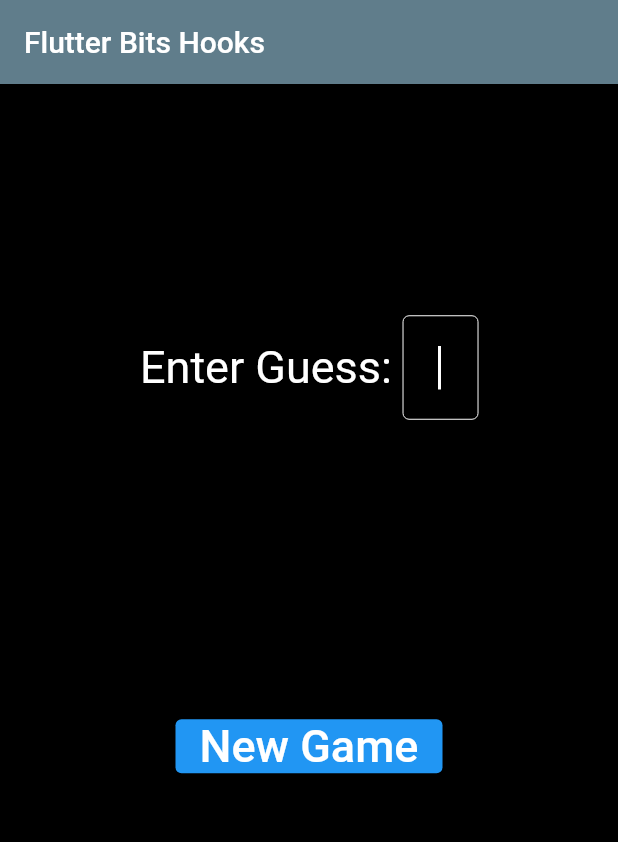
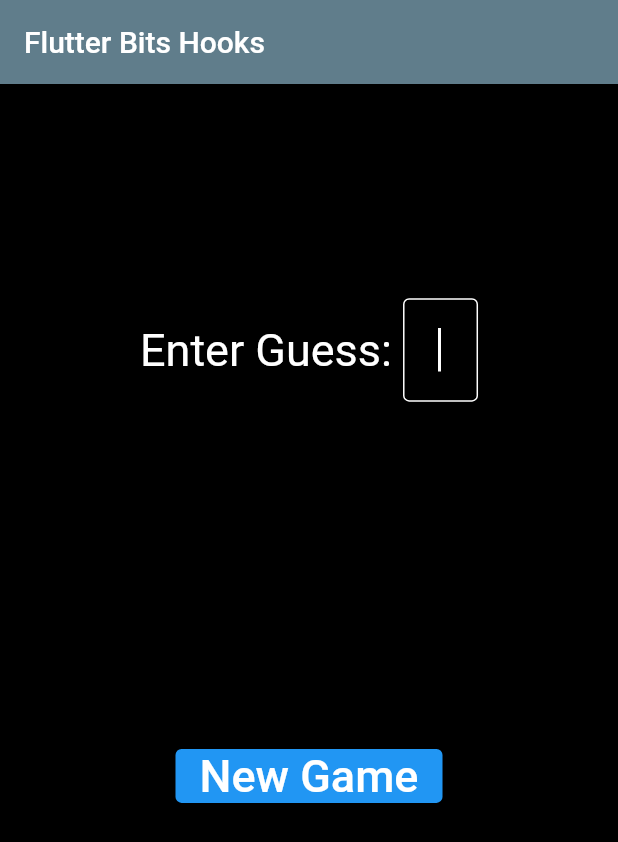
Before and after one commit to FlutterBitsYouTube/WordGuess, a Flutter app: the screen it shows after launch, on a phone screen of 412 x 824 dp. Shown: the top 842 px of the screen. Run offline on Flutter 3.47's test engine with Material 2 defaults, Android fonts, the phone set to English and light mode, and no system bars; our stand-ins replace auto_size_text, hooks_riverpod.

Commit message:
updates to widgets and adding game winning widget

```diff
--- /dev/null
+++ b/lib/components/game_start_button.dart
@@ -0,0 +1,27 @@
+import '../controllers/game_controller.dart';
+import 'package:flutter/material.dart';
+import 'package:hooks_riverpod/hooks_riverpod.dart';
+import '../models/game.dart';
+// ignore_for_file: prefer_const_constructors
+
+class GameStartButton extends ConsumerWidget {
+  const GameStartButton({super.key});
+
+  @override
+  Widget build(BuildContext context, WidgetRef ref) {
+    Game game = ref.watch(gameController);
+
+    String buttonText = game.gameWon ? 'New Game' : 'Restart';
+
+    return Center(
+      child: ElevatedButton(
+          onPressed: () {
+            ref.read(gameController.notifier).initializeGame(initializedWord: 'flutter');
+          },
+          child: Text(
+            buttonText,
+            style: TextStyle(color: Colors.white, fontSize: 30),
+          )),
+    );
+  }
+}
--- a/lib/components/guess_letter.dart
+++ b/lib/components/guess_letter.dart
@@ -1,7 +1,7 @@
 import '../controllers/game_controller.dart';
 import 'package:flutter/material.dart';
 import 'package:hooks_riverpod/hooks_riverpod.dart';
-import '../models/game.dart';
+
 // ignore_for_file: prefer_const_constructors
 
 class GuessLetter extends ConsumerWidget {
@@ -9,9 +9,9 @@ class GuessLetter extends ConsumerWidget {
 
   @override
   Widget build(BuildContext context, WidgetRef ref) {
-    Game game = ref.watch(gameController);
+    //Game game = ref.watch(gameController);
     TextEditingController textController = TextEditingController(text: '');
-    //String gameWordRevealed = ref.read(gameController.notifier).gameWordRevealed();
+
     return Center(
       child: Row(
         mainAxisAlignment: MainAxisAlignment.center,
@@ -32,7 +32,7 @@ class GuessLetter extends ConsumerWidget {
                 focusedBorder: OutlineInputBorder(
                   borderSide: BorderSide(
                     color: Colors.white, // Set the border color to white
-                    width: 0.0, // Set the border width
+                    width: 1.0, // Set the border width
                   ),
                 ),
               ),
--- a/lib/fb_body.dart
+++ b/lib/fb_body.dart
@@ -1,8 +1,11 @@
+import 'package:fbhooks/components/game_start_button.dart';
+import 'package:fbhooks/components/game_winning_widget.dart';
+import 'package:fbhooks/controllers/game_controller.dart';
+import 'package:fbhooks/models/game.dart';
+
 import './components/draw_game_word.dart';
 import './components/guess_letter.dart';
 import './components/guessed_letters.dart';
-import './controllers/game_controller.dart';
-import './models/game.dart';
 import 'package:flutter/material.dart';
 import 'package:hooks_riverpod/hooks_riverpod.dart';
 // ignore_for_file: prefer_const_constructors
@@ -13,6 +16,11 @@ class FBBody extends ConsumerWidget {
   @override
   Widget build(BuildContext context, WidgetRef ref) {
     Game game = ref.watch(gameController);
+    bool showWinningWidget = false;
+    if (game.gameWon && game.initialized) {
+      showWinningWidget = true;
+    }
+
     return Center(
       child: Column(
         mainAxisAlignment: MainAxisAlignment.spaceAround,
@@ -20,20 +28,11 @@ class FBBody extends ConsumerWidget {
           DrawGameWord(),
           GuessLetter(),
           GuessedLetters(),
-          Padding(
-            padding: const EdgeInsets.all(8.0),
-            child: ElevatedButton(
-                onPressed: () {
-                  ref.read(gameController.notifier).initializeGame(initializedWord: 'flutter');
-                },
-                child: Text(
-                  'New Game',
-                  style: TextStyle(color: Colors.white, fontSize: 30),
-                )),
-          ),
+          showWinningWidget ? GameWinningWidget() : SizedBox(),
+          GameStartButton(),
           SizedBox(
             height: 200,
-          )
+          ),
         ],
       ),
     );
--- a/lib/models/game.dart
+++ b/lib/models/game.dart
@@ -2,16 +2,19 @@ class Game {
   List<String> initializedGameWord;
   List<String> guessedLetters;
   bool gameWon;
+  bool initialized;
 
   Game({
     required this.initializedGameWord,
     required this.guessedLetters,
     required this.gameWon,
+    required this.initialized,
   });
 
   factory Game.empty() => Game(
         initializedGameWord: [],
         guessedLetters: [],
-        gameWon: false,
+        gameWon: true,
+        initialized: false,
       );
 }
--- a/pubspec.yaml
+++ b/pubspec.yaml
@@ -37,6 +37,8 @@ dependencies:
   cupertino_icons: ^1.0.2
   hooks_riverpod: ^2.4.0
   auto_size_text: ^3.0.0
+
+
 
 dev_dependencies:
   flutter_test:
```
Also changed, not shown: lib/components/game_winning_widget.dart (added, +23 -0 lines), lib/components/guess_entry_warning.dart (added, +27 -0 lines), lib/controllers/game_controller.dart (+19 -0 lines), 6 other files.
